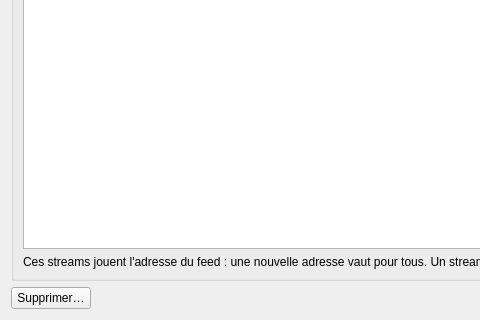
Old version of the form src/machincast/interface/ui/fiche_feed.ui in the repository dascritch/machincast; both pictures show x 0 to 480 and y 280 to 600 of the 900 by 600 pixel window.
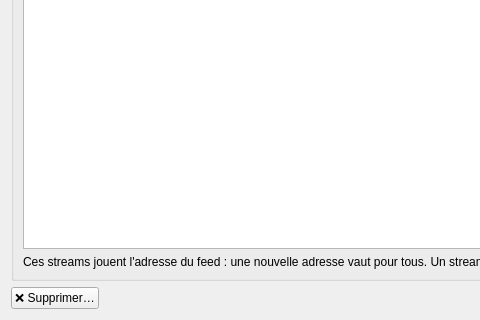
New version of the form.

The edit to the form file:
```diff
--- a/src/machincast/interface/ui/fiche_feed.ui
+++ b/src/machincast/interface/ui/fiche_feed.ui
@@ -101,7 +101,7 @@
      <item>
       <widget class="QPushButton" name="supprimer">
        <property name="text">
-        <string>Supprimer…</string>
+        <string>❌ Supprimer…</string>
        </property>
        <property name="toolTip">
         <string>Supprime l'élément de la base, après confirmation ; aucun fichier n'est touché.</string>
```
